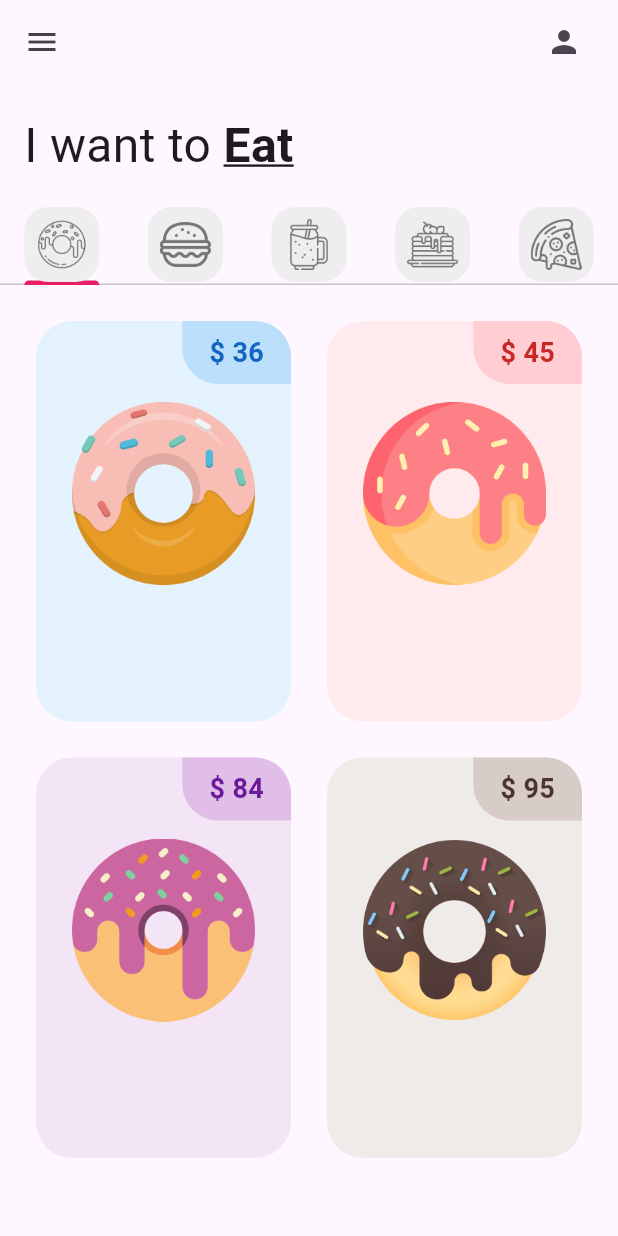
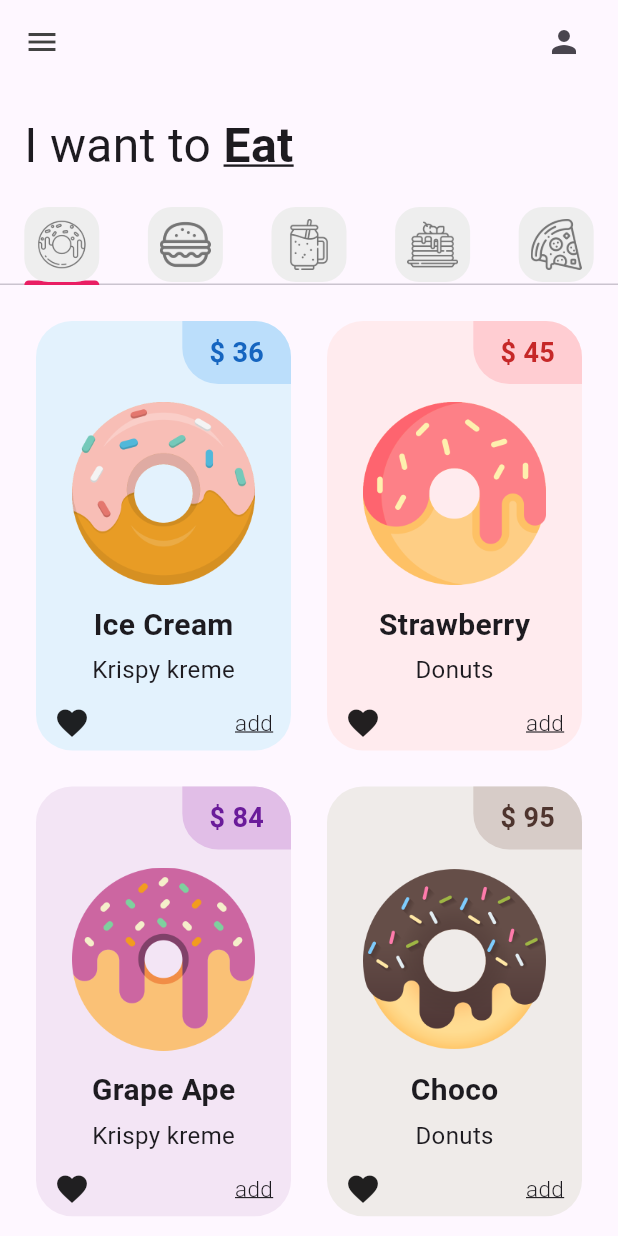
Before and after one commit to karlosDuran/Unidad-II, a Flutter app: the screen it shows after launch, on a phone screen of 412 x 824 dp. Run offline on Flutter 3.47's test engine with Material 3 defaults, Android fonts, the phone set to English and light mode, and no system bars.

Commit message:
DonutTile Finished

```diff
--- a/donut_app_2c_duran/lib/tabs/donut_tab.dart
+++ b/donut_app_2c_duran/lib/tabs/donut_tab.dart
@@ -5,10 +5,28 @@ class DonutTab extends StatelessWidget {
   //lista de donas
   final List donutsOnSale = [
     // [ donutFlavor, donutPrice, donutColor, imageName ]
-    ["Ice Cream", "36", Colors.blue, "lib/images/icecream_donut.png"],
-    ["Strawberry", "45", Colors.red, "lib/images/strawberry_donut.png"],
-    ["Grape Ape", "84", Colors.purple, "lib/images/grape_donut.png"],
-    ["Choco", "95", Colors.brown, "lib/images/chocolate_donut.png"]
+    [
+      "Ice Cream",
+      "Krispy kreme",
+      "36",
+      Colors.blue,
+      "lib/images/icecream_donut.png"
+    ],
+    [
+      "Strawberry",
+      "Donuts",
+      "45",
+      Colors.red,
+      "lib/images/strawberry_donut.png"
+    ],
+    [
+      "Grape Ape",
+      "Krispy kreme",
+      "84",
+      Colors.purple,
+      "lib/images/grape_donut.png"
+    ],
+    ["Choco", "Donuts", "95", Colors.brown, "lib/images/chocolate_donut.png"]
   ];
 
   DonutTab({super.key});
@@ -26,14 +44,15 @@ class DonutTab extends StatelessWidget {
             //crosaxis en una fila el eje crusado es el vertical
             crossAxisCount: 2,
             //relacion de aspecto(Proporcion)
-            childAspectRatio: 1 / 1.5),
+            childAspectRatio: 1 / 1.6),
         itemBuilder: (context, index) {
           //cada elemento individual
           return DonutTile(
             donutFlavor: donutsOnSale[index][0],
-            donutPrice: donutsOnSale[index][1],
-            donutColor: donutsOnSale[index][2],
-            imageName: donutsOnSale[index][3],
+            donutStore: donutsOnSale[index][1],
+            donutPrice: donutsOnSale[index][2],
+            donutColor: donutsOnSale[index][3],
+            imageName: donutsOnSale[index][4],
           );
         });
   }
--- a/donut_app_2c_duran/lib/utils/donut_tile.dart
+++ b/donut_app_2c_duran/lib/utils/donut_tile.dart
@@ -3,6 +3,7 @@ import 'package:flutter/material.dart';
 // Clase DonutTile que extiende StatelessWidget
 class DonutTile extends StatelessWidget {
   final String donutFlavor; // Sabor de la dona
+  final String donutStore; //lugar de la dona
   final String donutPrice; // Precio de la dona
   final dynamic donutColor; // Color de la dona (dato dinámico)
   final String imageName; // Nombre de la imagen de la dona
@@ -11,6 +12,7 @@ class DonutTile extends StatelessWidget {
   const DonutTile(
       {super.key,
       required this.donutFlavor, // Sabor de la dona requerido
+      required this.donutStore,
       required this.donutPrice, // Precio de la dona requerido
       this.donutColor, // Color de la dona opcional
       required this.imageName}); // Nombre de la imagen requerido
@@ -64,7 +66,38 @@ class DonutTile extends StatelessWidget {
               child: Image.asset(imageName), // Carga la imagen de la dona
             ),
             // Texto del sabor de la dona (se puede agregar aquí)
-            // Icono de amor + botón de añadir (se puede agregar aquí)
+            Text(donutFlavor,
+                style:
+                    const TextStyle(fontWeight: FontWeight.bold, fontSize: 20)),
+
+            //espacio entre textos
+            const SizedBox(
+              height: 4,
+            ),
+            //TODO: agregar texto de la tienda, pasar a comprar mota
+            Text(donutStore,
+                style: const TextStyle(
+                    fontWeight: FontWeight.normal, fontSize: 16)),
+            // Icono de amor + palabr "add" (se puede agregar aquí) usando un row
+            Padding(
+              padding: const EdgeInsets.all(12.0),
+              child: Row(
+                mainAxisAlignment: MainAxisAlignment.spaceBetween,
+                children: [
+                  Icon(
+                    Icons.favorite,
+                  ),
+                  Text(
+                    "add",
+                    style: TextStyle(
+                        fontWeight: FontWeight.w300,
+                        fontSize: 15,
+                        decoration: TextDecoration.underline),
+                  ),
+                ],
+              ),
+            )
+            //b
           ],
         ),
       ),
```
